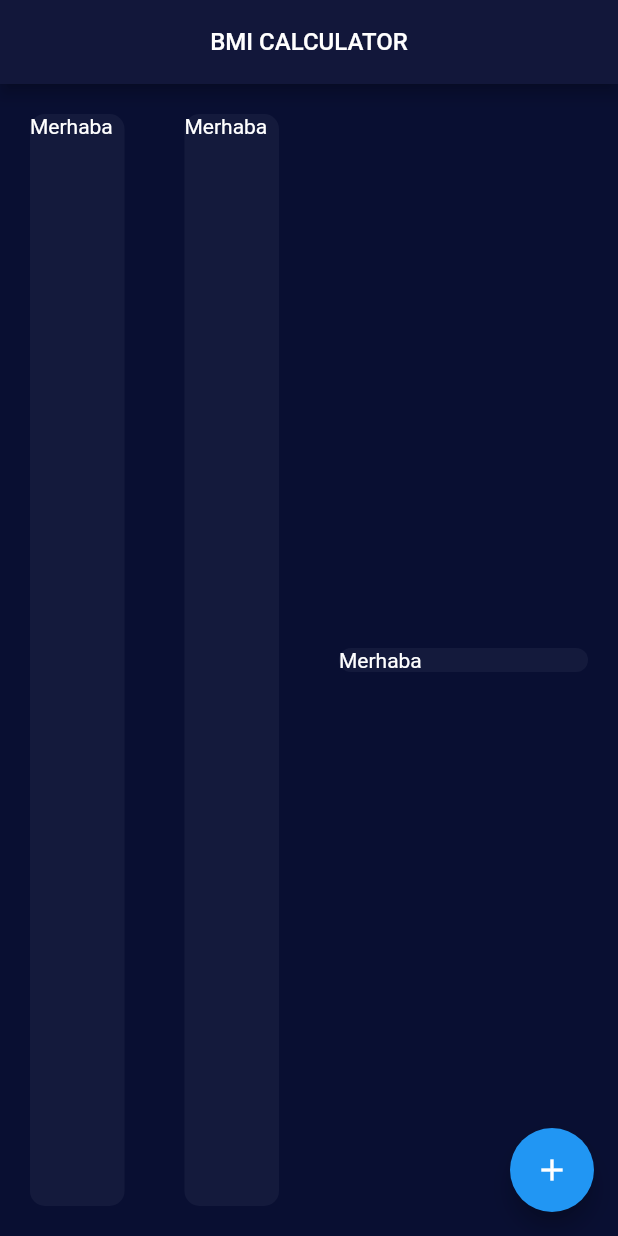
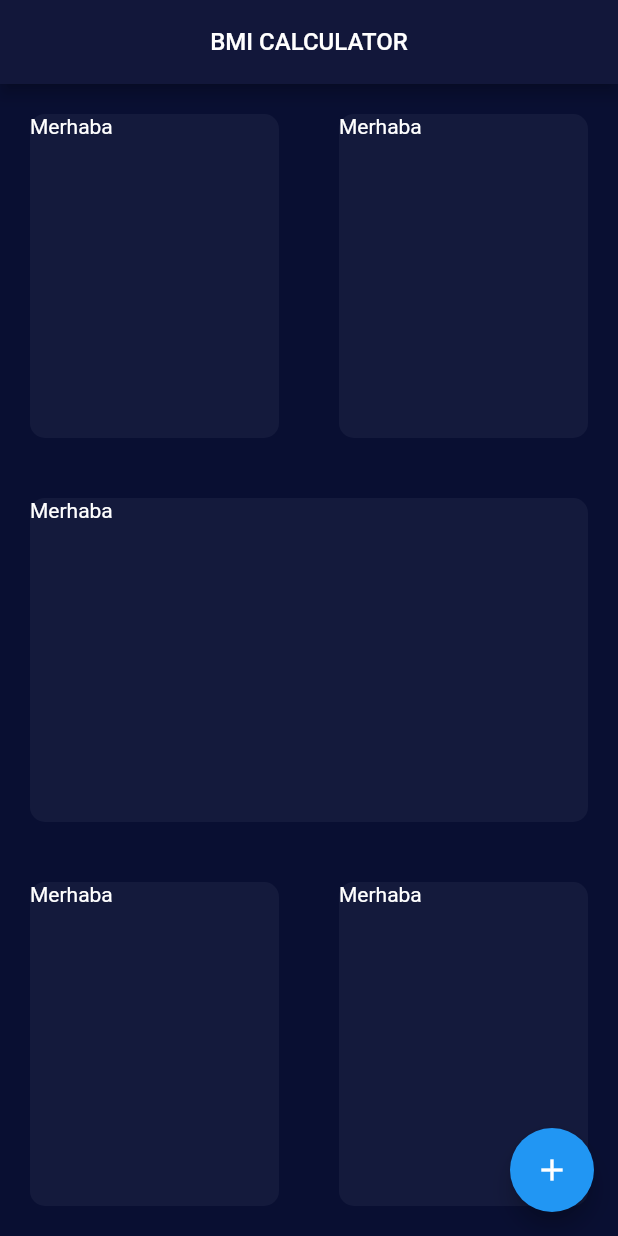
Before and after one commit to oividioscaeremos/mobile_programming_lecture, a Flutter app: the screen it shows after launch, on a phone screen of 412 x 824 dp. Run offline on Flutter 3.47's test engine with Material 2 defaults, Android fonts, the phone set to English and light mode, and no system bars; our stand-ins replace audioplayers, rflutter_alert.

Commit message:
2 aralık ders başlamadan önce.

```diff
--- a/bmi-calculator-flutter-master/lib/input_page.dart
+++ b/bmi-calculator-flutter-master/lib/input_page.dart
@@ -20,7 +20,7 @@ class _InputPageState extends State<InputPage> {
       body: Container(
         decoration: BoxDecoration(color: Color(0xff090f32)),
         child: Center(
-          child: Row(
+          child: Column(
             children: <Widget>[
               Expanded(
                 child: Row(
@@ -45,8 +45,39 @@ class _InputPageState extends State<InputPage> {
                           color: Color(0xff141a3c),
                         ),
                       ),
+                    )
+                  ],
+                ),
+              ),
+              Expanded(
+                child: Row(
+                  crossAxisAlignment: CrossAxisAlignment.stretch,
+                  children: <Widget>[
+                    Expanded(
+                      child: Container(
+                        child: Text("Merhaba"),
+                        margin: EdgeInsets.all(20),
+                        decoration: BoxDecoration(
+                          borderRadius: BorderRadius.circular(10),
+                          color: Color(0xff141a3c),
+                        ),
+                      ),
                     ),
                   ],
+                ),
+              ),
+              Expanded(
+                child: Row(
+                  crossAxisAlignment: CrossAxisAlignment.stretch,
+                  children: <Widget>[
+                    Expanded(
+                      child: Container(
+                        child: Text("Merhaba"),
+                        margin: EdgeInsets.all(20),
+                        decoration: BoxDecoration(
+                          borderRadius: BorderRadius.circular(10),
+                          color: Color(0xff141a3c),
+                        ),
                       ),
                     ),
                     Expanded(
@@ -57,6 +88,9 @@ class _InputPageState extends State<InputPage> {
                           borderRadius: BorderRadius.circular(10),
                           color: Color(0xff141a3c),
                         ),
+                      ),
+                    )
+                  ],
                 ),
               ),
             ],
```
Lines whose indentation alone changed are shown as unchanged.
